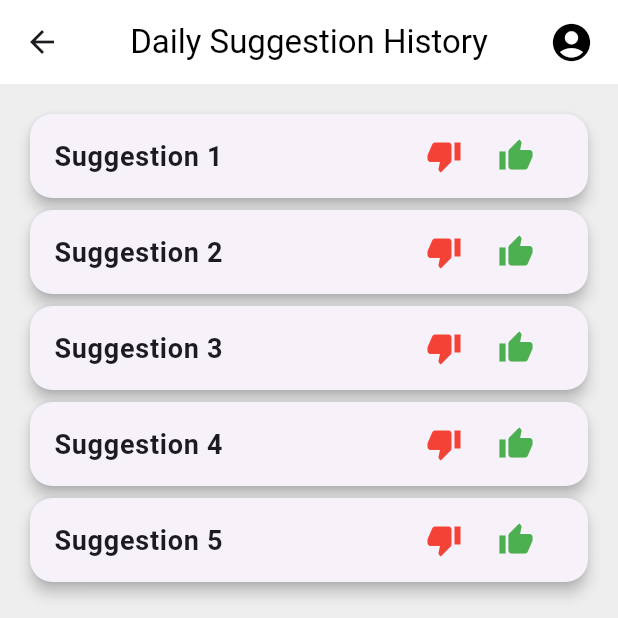
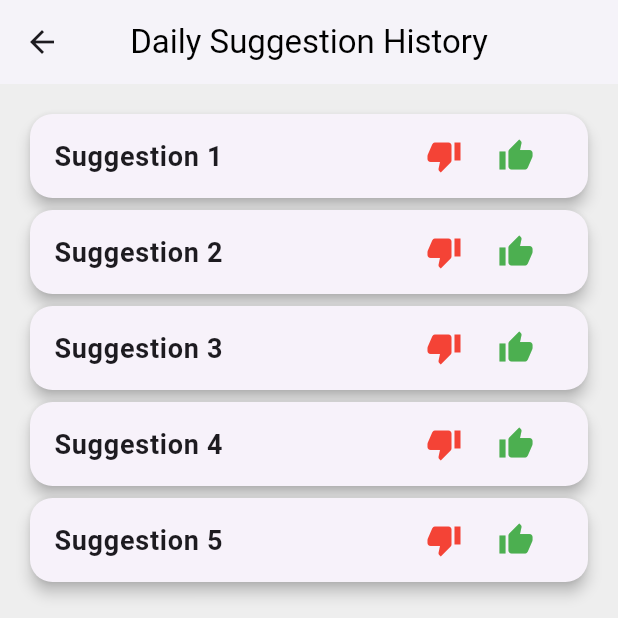
Before and after one commit to FedericoVillata/IEQ-Middleware-and-GUI, a Flutter app: the SuggestionsPage screen opened directly, on a phone screen of 412 x 824 dp, the top half of it. Run offline on Flutter 3.47's test engine with Material 3 defaults, Android fonts, the phone set to English and light mode, and no system bars.

Commit message:
Update tenant_suggestions_page.dart

```diff
--- a/flutter_project/lib/pages/tenant_suggestions_page.dart
+++ b/flutter_project/lib/pages/tenant_suggestions_page.dart
@@ -15,15 +15,9 @@ class SuggestionsPage extends StatelessWidget {
       backgroundColor: Colors.grey[200],
       appBar: AppBar(
         backgroundColor: Colors.white,
-        elevation: 0,
+        elevation: 2,
         title: Text("Daily Suggestion History", style: TextStyle(color: Colors.black)),
         centerTitle: true,
-        actions: [
-          Padding(
-            padding: EdgeInsets.only(right: 16),
-            child: Icon(Icons.account_circle, color: Colors.black, size: 30),
-          ),
-        ],
       ),
       body: Padding(
         padding: EdgeInsets.all(16.0),
```
